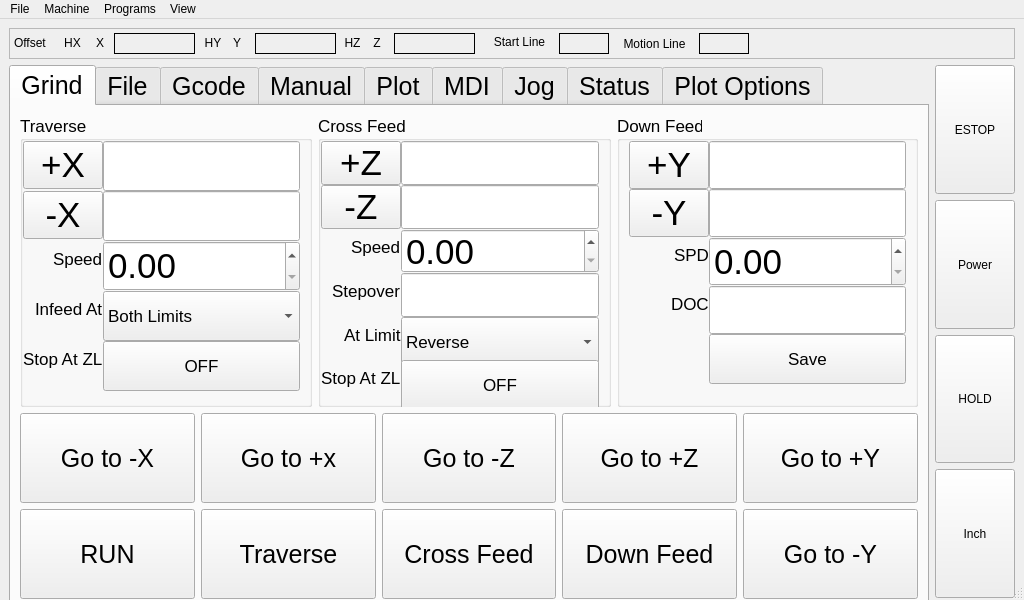
Qt form rpi_grinder_touch/rpi_grinder_touch.ui (digiexchris/grinder_touch) before a commit.
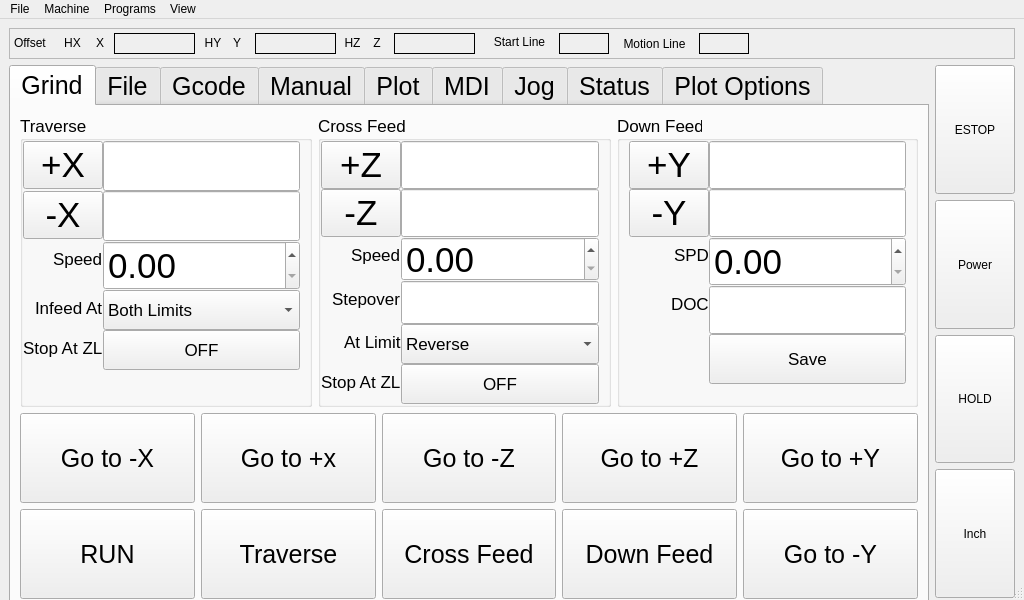
The same form after that commit. The open tabs and pages were chosen to show the change.

What changed in the file:
```diff
--- a/rpi_grinder_touch/rpi_grinder_touch.ui
+++ b/rpi_grinder_touch/rpi_grinder_touch.ui
@@ -533,7 +533,7 @@
                <property name="minimumSize">
                 <size>
                  <width>0</width>
-                 <height>50</height>
+                 <height>40</height>
                 </size>
                </property>
                <property name="font">
@@ -551,7 +551,7 @@
                <property name="minimumSize">
                 <size>
                  <width>0</width>
-                 <height>50</height>
+                 <height>40</height>
                 </size>
                </property>
                <property name="font">
@@ -581,7 +581,7 @@
                <property name="minimumSize">
                 <size>
                  <width>0</width>
-                 <height>50</height>
+                 <height>40</height>
                 </size>
                </property>
                <property name="font">
@@ -673,6 +673,12 @@
              </item>
              <item row="0" column="1">
               <widget class="QLineEdit" name="z_max_edit">
+               <property name="minimumSize">
+                <size>
+                 <width>0</width>
+                 <height>40</height>
+                </size>
+               </property>
                <property name="font">
                 <font>
                  <pointsize>26</pointsize>
@@ -697,6 +703,12 @@
              </item>
              <item row="1" column="1">
               <widget class="QLineEdit" name="z_min_edit">
+               <property name="minimumSize">
+                <size>
+                 <width>0</width>
+                 <height>40</height>
+                </size>
+               </property>
                <property name="font">
                 <font>
                  <pointsize>26</pointsize>
@@ -721,6 +733,12 @@
              </item>
              <item row="2" column="1">
               <widget class="QDoubleSpinBox" name="z_speed_sb">
+               <property name="minimumSize">
+                <size>
+                 <width>0</width>
+                 <height>40</height>
+                </size>
+               </property>
                <property name="font">
                 <font>
                  <pointsize>26</pointsize>
@@ -732,7 +750,13 @@
               </widget>
              </item>
              <item row="3" column="1">
-              <widget class="QLineEdit" name="crossfeed_stepover_edit">
+              <widget class="QLineEdit" name="z_crossfeed_edit">
+               <property name="minimumSize">
+                <size>
+                 <width>0</width>
+                 <height>40</height>
+                </size>
+               </property>
                <property name="font">
                 <font>
                  <pointsize>26</pointsize>
@@ -760,7 +784,7 @@
                <property name="minimumSize">
                 <size>
                  <width>0</width>
-                 <height>50</height>
+                 <height>40</height>
                 </size>
                </property>
                <property name="font">
@@ -802,7 +826,7 @@
                <property name="minimumSize">
                 <size>
                  <width>0</width>
-                 <height>50</height>
+                 <height>40</height>
                 </size>
                </property>
                <property name="font">
```
Left out of the diff: 12 changed lines with no effect on the pictures.
